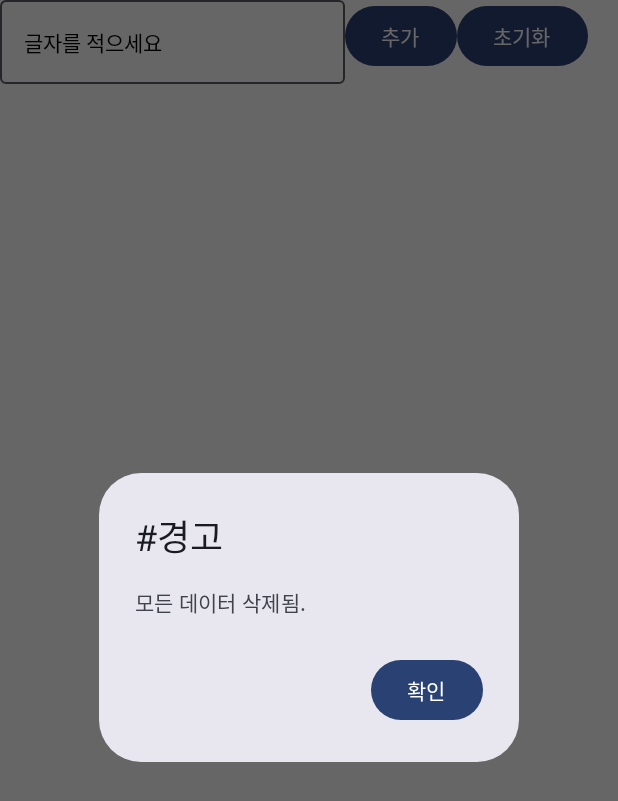
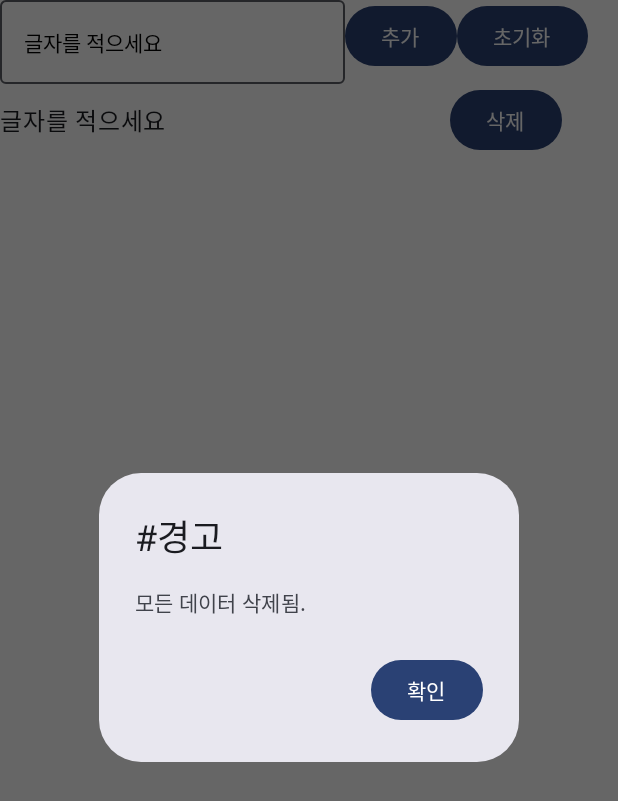
Before and after one commit to Hong-HyeonPyo/HongHP-android-test, an Android app built with Jetpack Compose: the composable ToDoList shown on its own in the app's theme, after a tap on "초기화", on a phone screen of 412 x 824 dp. Shown: the top 801 px of the screen. Run offline under Robolectric (Android 15) with nearby library versions, the light colour scheme and no system bars; 1 other tap on this screen came first.

Commit message:
작업중

```diff
--- a/HongHP-jetpackcompose-test/app/src/main/java/honghp/android/compose/material3/ToDoLists.kt
+++ b/HongHP-jetpackcompose-test/app/src/main/java/honghp/android/compose/material3/ToDoLists.kt
@@ -23,6 +23,7 @@ import androidx.compose.runtime.getValue
 import androidx.compose.runtime.mutableStateListOf
 import androidx.compose.runtime.mutableStateOf
 import androidx.compose.runtime.remember
+import androidx.compose.runtime.saveable.rememberSaveable
 import androidx.compose.runtime.setValue
 import androidx.compose.ui.Alignment
 import androidx.compose.ui.Modifier
@@ -40,22 +41,21 @@ import kotlin.random.Random
 @OptIn(ExperimentalMaterial3Api::class)
 @Composable
 fun ToDoList() {
-    val context = LocalContext.current
+//    val context = LocalContext.current
     var shouldShowDialog by remember { mutableStateOf(false) }
     var text by remember { mutableStateOf("글자를 적으세요") }
-    var horScrol = rememberScrollState()
+    val lst = rememberSaveable { mutableStateOf(listOf<String>()) }
 
-    var lst = remember { mutableStateListOf(String()) }
-    lst.clear()
+//    lst.clear()
     AlertDialogSample2(shouldShowDialog) {
         shouldShowDialog = false
+        lst.value = listOf()
     }
     Column(
         modifier = Modifier
             .fillMaxSize()
             .background(color = Color.White)
 //            .wrapContentSize(Alignment.Center),
-
     ) {
         Row {
             OutlinedTextField(
@@ -67,34 +67,30 @@ fun ToDoList() {
                 maxLines = 2
             )
             Button(onClick = {
-                lst.add("$text")
+                lst.value = listOf( *lst.value.toTypedArray() , text  )
             }) {
                 Text(text = "추가")
             }
             Button(onClick = {
                 shouldShowDialog = true
-                lst.clear()
+//                lst.value= listOf<String>()
             }) {
                 Text(text = "초기화")
             }
         }
-        LazyColumn (
-            Modifier.horizontalScroll(horScrol)
-        ){
-
-            items(lst.size) { item ->
-                Row {
-                    Text(text = "${lst[item]}", modifier = Modifier.width(300.dp))
+        LazyColumn(
+        ) {
+            items(lst.value.size) { item ->
+                Row(verticalAlignment = Alignment.CenterVertically) {
+                    Text(text = "${lst.value[item]}", modifier = Modifier.width(300.dp))
                     Button(onClick = {
-                        lst.removeAt(item)
+//                        lst.removeAt(item)
                     }) {
                         Text(text = "삭제")
                     }
                 }
-
             }
         }
-
     }
 }
 
```
